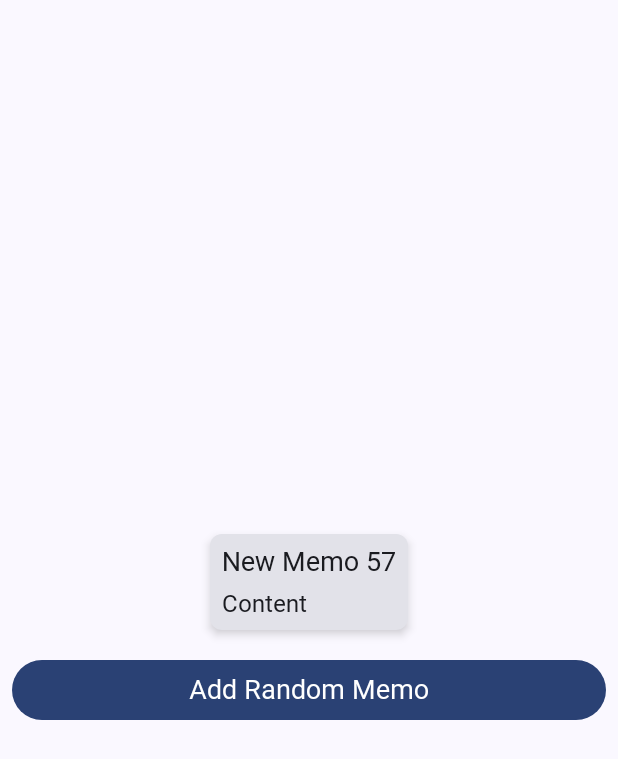
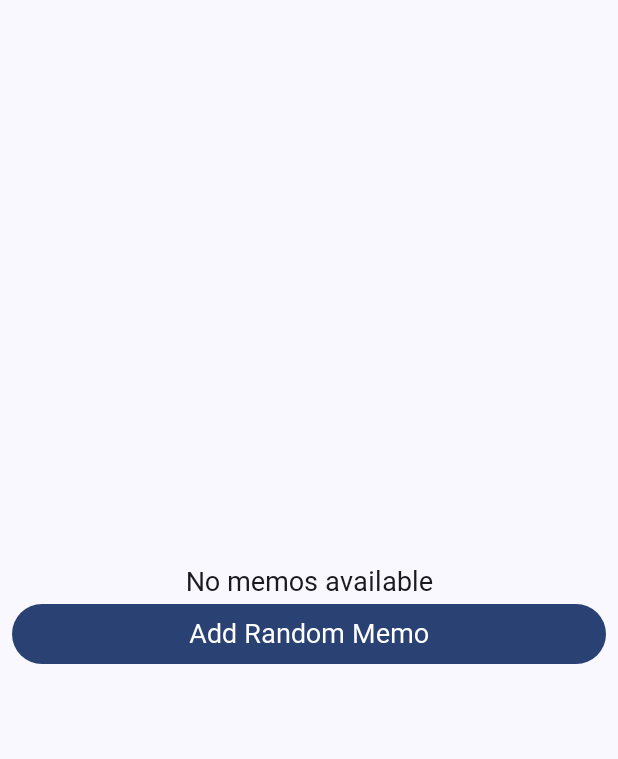
Before and after one commit to Chaebin-Park/Memo, an Android app built with Jetpack Compose: the screen it shows after launch (MainActivity), after a tap on "Add Random Memo", on a phone screen of 412 x 824 dp. Shown: the top 759 px of the screen. Run offline under Robolectric (Android 15) with nearby library versions, the phone set to English and light mode, and no system bars; our stand-ins replace Dagger/Hilt's generated code, Room's generated code; Roboto replaces fonts that are not available here.

Commit message:
Event, State 수정

```diff
--- a/data/memo/src/main/java/com/cbpark/memo/core/MainContract.kt
+++ b/data/memo/src/main/java/com/cbpark/memo/core/MainContract.kt
@@ -4,17 +4,19 @@ import com.cbpark.memo.entity.Memo
 
 class MainContract {
   sealed interface MemoUiEvent: UiEvent {
+    data object Write: MemoUiEvent
     data class AddMemo(val memo: Memo): MemoUiEvent
+    data class ReWrite(val memo: Memo): MemoUiEvent
     data class UpdateMemo(val memo: Memo): MemoUiEvent
     data class DeleteMemo(val memo: Memo): MemoUiEvent
     data object FetchMemo: MemoUiEvent
   }
 
   sealed interface MemoUiState: UiState {
-    data object Empty: MemoUiState
     data object Loading: MemoUiState
     data class Error(val message: String): MemoUiState
     data class Content(val memos: List<Memo>): MemoUiState
+    data class Write(val memo: Memo?): MemoUiState
   }
 
   sealed interface MemoUiEffect: UiEffect {
--- a/data/memo/src/main/java/com/cbpark/memo/viewmodel/MemoViewModel.kt
+++ b/data/memo/src/main/java/com/cbpark/memo/viewmodel/MemoViewModel.kt
@@ -13,7 +13,7 @@ import javax.inject.Inject
 class MemoViewModel @Inject constructor(
   private val repository: MemoRepository
 ): BaseViewModel<MainContract.MemoUiEvent, MainContract.MemoUiState, MainContract.MemoUiEffect>() {
-  override fun createInitialState(): MainContract.MemoUiState = MainContract.MemoUiState.Empty
+  override fun createInitialState(): MainContract.MemoUiState = MainContract.MemoUiState.Loading
 
   override fun handelEvent(event: MainContract.MemoUiEvent) {
     when(event) {
@@ -21,6 +21,8 @@ class MemoViewModel @Inject constructor(
       is MainContract.MemoUiEvent.DeleteMemo -> deleteMemo(memo = event.memo)
       MainContract.MemoUiEvent.FetchMemo -> fetchMemos()
       is MainContract.MemoUiEvent.UpdateMemo -> updateMemo(memo = event.memo)
+      is MainContract.MemoUiEvent.ReWrite -> TODO()
+      MainContract.MemoUiEvent.Write -> TODO()
     }
   }
 
@@ -69,13 +71,7 @@ class MemoViewModel @Inject constructor(
         setState { MainContract.MemoUiState.Loading }
 
         repository.memos().collect { memos ->
-          setState {
-            if (memos.isEmpty()) {
-              MainContract.MemoUiState.Empty
-            } else {
-              MainContract.MemoUiState.Content(memos)
-            }
-          }
+          setState { MainContract.MemoUiState.Content(memos) }
         }
       } catch (e: Exception) {
         setState { MainContract.MemoUiState.Error("fetch error: ${e.message}") }
--- a/ui/src/main/java/com/cbpark/ui/memo/MemoPage.kt
+++ b/ui/src/main/java/com/cbpark/ui/memo/MemoPage.kt
@@ -19,6 +19,7 @@ import androidx.compose.ui.Modifier
 import androidx.compose.ui.platform.LocalContext
 import androidx.compose.ui.tooling.preview.Preview
 import androidx.hilt.navigation.compose.hiltViewModel
+import androidx.lifecycle.viewmodel.compose.viewModel
 import com.cbpark.memo.core.MainContract
 import com.cbpark.memo.entity.Memo
 import com.cbpark.memo.viewmodel.MemoViewModel
@@ -52,25 +53,30 @@ fun MemoPage(
     horizontalAlignment = Alignment.CenterHorizontally
   ) {
     when (uiState) {
-      MainContract.MemoUiState.Empty -> Text(text = "No memos available")
       is MainContract.MemoUiState.Content -> {
         val memos = (uiState as MainContract.MemoUiState.Content).memos
-        MemoListUi(memos)
+        if (memos.isEmpty()) Text(text = "No memos available")
+        else MemoListUi(memos)
+
+        Button(
+          onClick = {
+//            val randomMemo = Memo(id = 0, title = "New Memo ${(0..100).random()}", content = "Content")
+//            memoViewModel.setEvent(MainContract.MemoUiEvent.AddMemo(randomMemo))
+          },
+          modifier = Modifier.fillMaxWidth()
+        ) {
+          Text("Add Random Memo")
+        }
+      }
+      is MainContract.MemoUiState.Error -> {
+        Text(text = "Error caused: ${(uiState as MainContract.MemoUiState.Error).message}")
+      }
+      MainContract.MemoUiState.Loading -> {
+        CircularProgressIndicator()
+        memoViewModel.setEvent(MainContract.MemoUiEvent.FetchMemo)
       }
 
-      is MainContract.MemoUiState.Error -> Text(text = "Error caused: ${(uiState as MainContract.MemoUiState.Error).message}")
-      MainContract.MemoUiState.Loading -> CircularProgressIndicator()
-    }
-
-    Button(
-      onClick = {
-        // 임의의 메모 추가 이벤트 전달
-        val randomMemo = Memo(id = 0, title = "New Memo ${(0..100).random()}", content = "Content")
-        memoViewModel.setEvent(MainContract.MemoUiEvent.AddMemo(randomMemo))
-      },
-      modifier = Modifier.fillMaxWidth()
-    ) {
-      Text("Add Random Memo")
+      is MainContract.MemoUiState.Write -> TODO()
     }
   }
 }
--- a/ui/src/main/java/com/cbpark/ui/memo/MemoUi.kt
+++ b/ui/src/main/java/com/cbpark/ui/memo/MemoUi.kt
@@ -34,7 +34,7 @@ fun MemoUi(
   modifier: Modifier = Modifier
 ) {
   Card (
-    modifier = modifier.padding(Paddings.medium),
+    modifier = modifier.padding(Paddings.medium).fillMaxWidth(),
     elevation = CardDefaults.cardElevation(defaultElevation = 4.dp)
   ) {
     Box (
```
